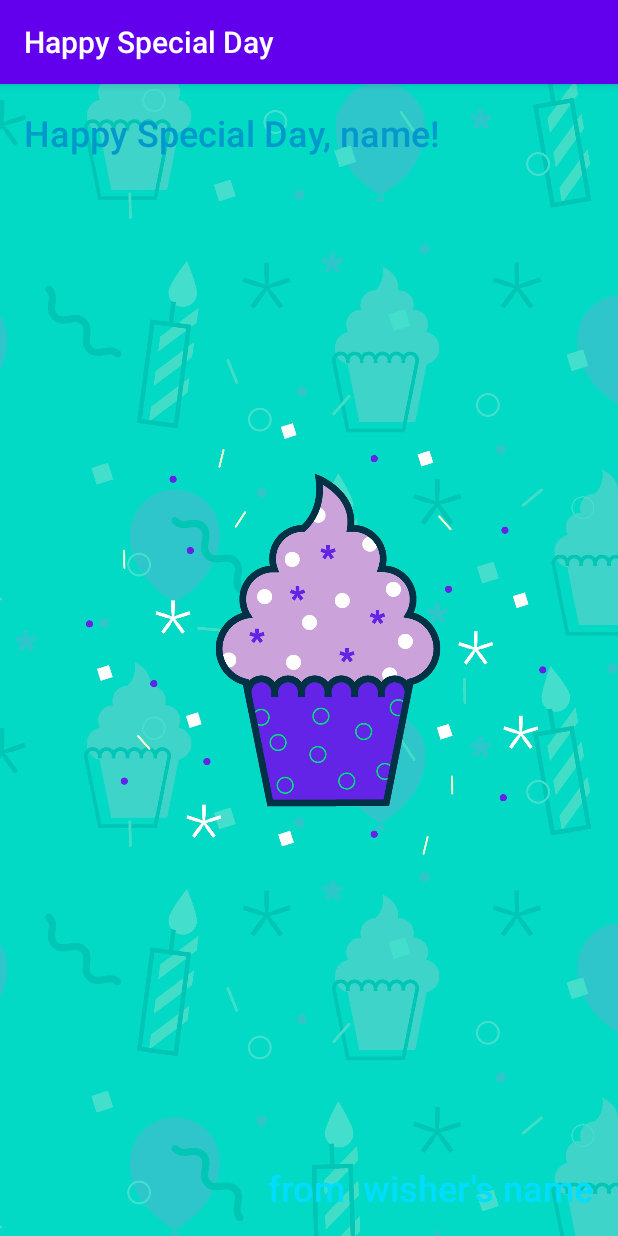
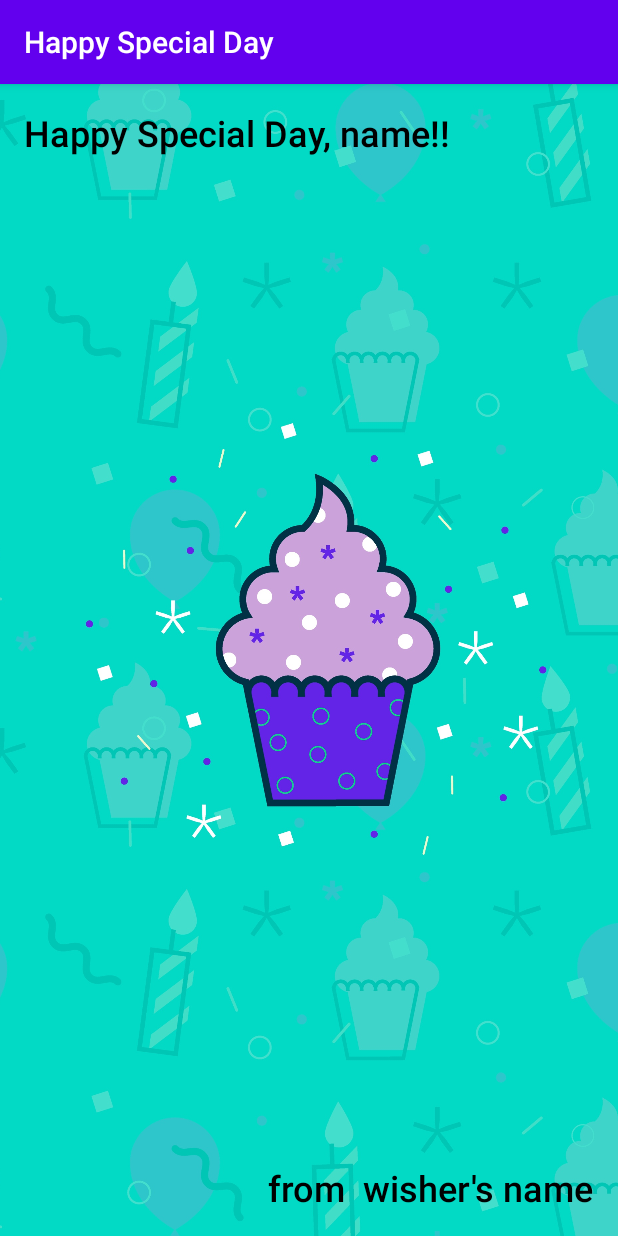
Before and after one commit to gp-add11/Proj_1_HappySpecialDayAApp, an Android app: the screen it shows after launch (MainActivity), on a phone screen of 412 x 824 dp. Run offline under Robolectric (Android 15) with nearby library versions, the phone set to English and light mode, and no system bars.

Commit message:
Changed text color and testing new branch from AndroidStudio

```diff
--- a/app/src/main/res/layout/activity_main.xml
+++ b/app/src/main/res/layout/activity_main.xml
@@ -24,8 +24,8 @@
         android:layout_marginStart="16dp"
         android:layout_marginTop="16dp"
         android:fontFamily="sans-serif-light"
-        android:text="Happy Special Day, name!"
-        android:textColor="@android:color/holo_blue_dark"
+        android:text="Happy Special Day, name!!"
+        android:textColor="@android:color/black"
         android:textSize="24sp"
         android:textStyle="bold"
         app:layout_constraintStart_toStartOf="parent"
@@ -39,7 +39,7 @@
         android:layout_marginBottom="16dp"
         android:fontFamily="sans-serif-light"
         android:text="from  wisher's name"
-        android:textColor="@android:color/holo_blue_bright"
+        android:textColor="@android:color/black"
         android:textSize="24sp"
         android:textStyle="bold"
         app:layout_constraintBottom_toBottomOf="parent"
```
